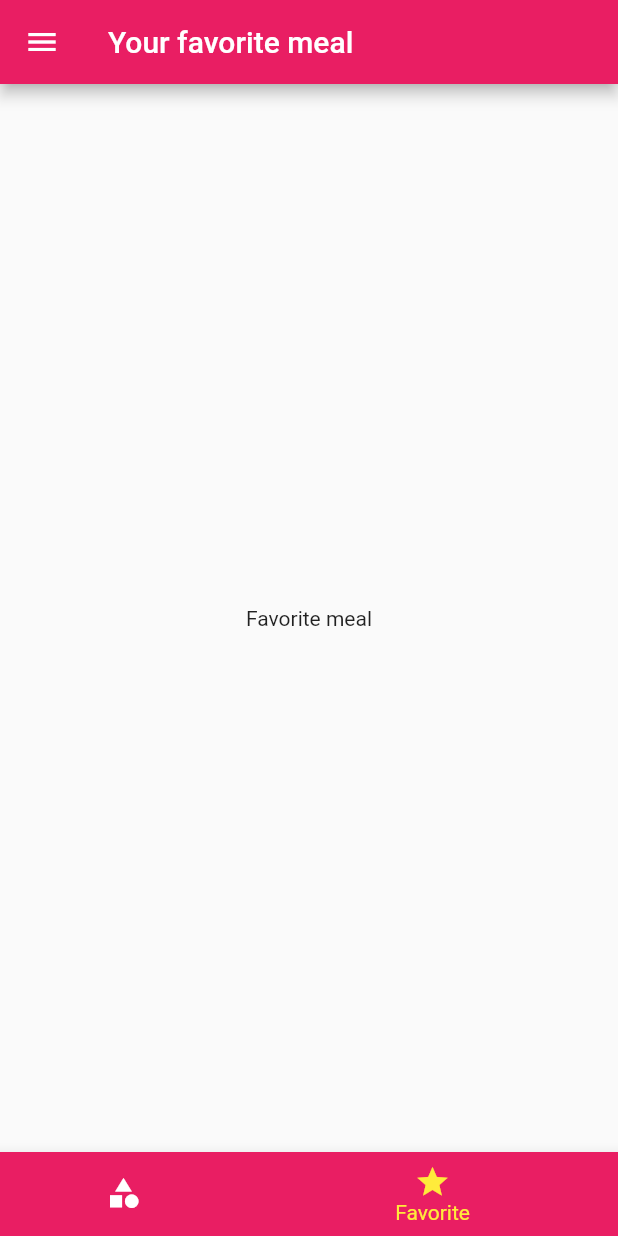
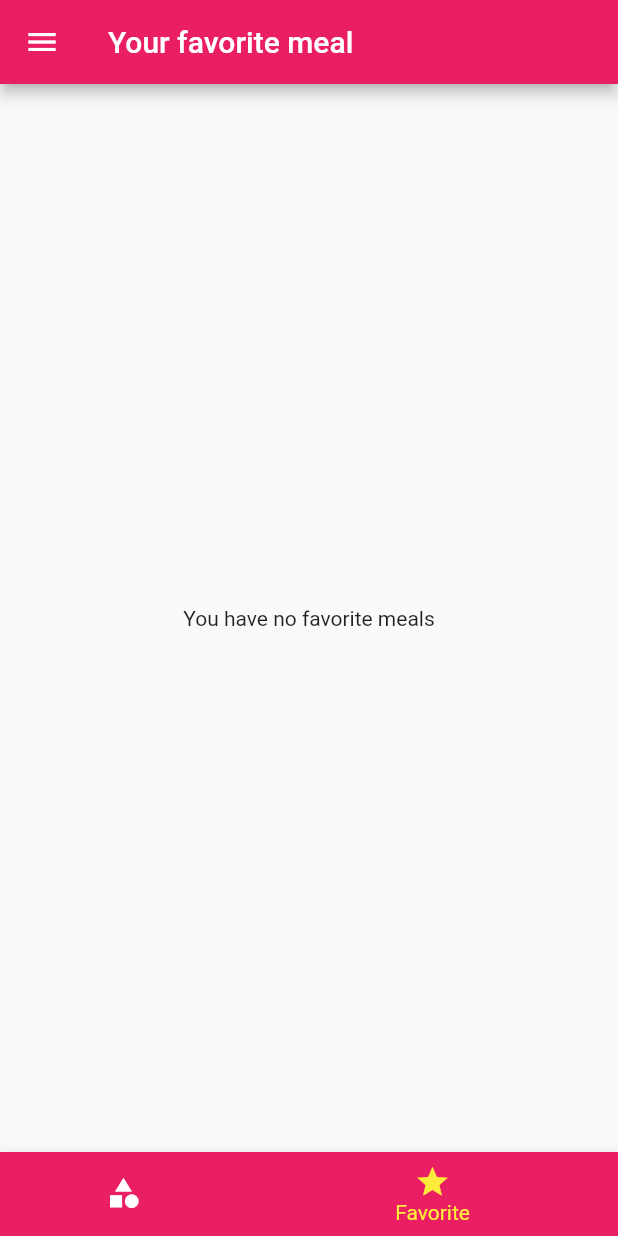
Before and after one commit to mydigita/flutter-recipe-app, a Flutter app: the screen it shows after launch, item 2 of the bottom bar chosen, on a phone screen of 412 x 824 dp. Run offline on Flutter 3.47's test engine with Material 2 defaults, Android fonts, the phone set to English and light mode, and no system bars.

```diff
--- a/lib/main.dart
+++ b/lib/main.dart
@@ -5,7 +5,7 @@ import './screens/tabs_screen.dart';
 import './screens/meal_detail_screen.dart';
 import './screens/category_meals_screen.dart';
 import './screens/categories_screen.dart';
-import 'models/meal_model.dart';
+import './models/meal_model.dart';
 
 void main() {
   runApp(const MyApp());
@@ -27,6 +27,7 @@ class _MyAppState extends State<MyApp> {
   };
 
   List<Meal> _availableMeals = listOfMeals;
+  final List<Meal> _favoriteMeals = [];
 
   void _setFilters(Map<String, bool> filterData) {
     setState(() {
@@ -49,6 +50,25 @@ class _MyAppState extends State<MyApp> {
     });
   }
 
+  void _toggleFavorite(String mealId) {
+    final existingIndex =
+        _favoriteMeals.indexWhere((meal) => meal.id == mealId);
+
+    if (existingIndex >= 0) {
+      setState(() {
+        _favoriteMeals.removeAt(existingIndex);
+      });
+    } else {
+      setState(() {
+        _favoriteMeals.add(listOfMeals.firstWhere((meal) => meal.id == mealId));
+      });
+    }
+  }
+
+  bool _isMealFavorite(String id) {
+    return _favoriteMeals.any((meal) => meal.id == id);
+  }
+
   @override
   Widget build(BuildContext context) {
     return MaterialApp(
@@ -56,10 +76,13 @@ class _MyAppState extends State<MyApp> {
       theme: ThemeData(primarySwatch: Colors.pink),
       initialRoute: '/',
       routes: {
-        '/': (context) => const TabScreen(),
+        '/': (context) => TabScreen(
+              favoriteMeals: _favoriteMeals,
+            ),
         CategoryMealsScreen.routeName: (context) =>
             CategoryMealsScreen(availableMeals: _availableMeals),
-        MealDetailScreen.routeName: (context) => const MealDetailScreen(),
+        MealDetailScreen.routeName: (context) => MealDetailScreen(
+            toggleFavorite: _toggleFavorite, isFavorite: _isMealFavorite),
         FilterScreen.routeName: (context) => FilterScreen(
               currentFilters: _filters,
               saveFilters: _setFilters,
--- a/lib/screens/category_meals_screen.dart
+++ b/lib/screens/category_meals_screen.dart
@@ -39,12 +39,6 @@ class _CategoryMealsScreenState extends State<CategoryMealsScreen> {
     super.didChangeDependencies();
   }
 
-  void _removeMeal(String mealId) {
-    setState(() {
-      displayedMeals.removeWhere((meal) => meal.id == mealId);
-    });
-  }
-
   @override
   Widget build(BuildContext context) {
     return Scaffold(
@@ -63,7 +57,6 @@ class _CategoryMealsScreenState extends State<CategoryMealsScreen> {
               duration: displayedMeals[index].duration,
               complexity: displayedMeals[index].complexity,
               affordability: displayedMeals[index].affordability,
-              removeItem: _removeMeal,
             );
           },
         ),
--- a/lib/screens/favorite_screen.dart
+++ b/lib/screens/favorite_screen.dart
@@ -1,12 +1,31 @@
 import 'package:flutter/material.dart';
+import '../models/meal_model.dart';
+import '../widgets/meal_item.dart';
 
 class FavoriteScreen extends StatelessWidget {
-  const FavoriteScreen({super.key});
+  final List<Meal> favoriteMeals;
+  const FavoriteScreen({super.key, required this.favoriteMeals});
 
   @override
   Widget build(BuildContext context) {
-    return const Center(
-      child: Text('Favorite meal'),
-    );
+    if (favoriteMeals.isEmpty) {
+      return const Center(
+        child: Text('You have no favorite meals'),
+      );
+    } else {
+      return ListView.builder(
+        itemCount: favoriteMeals.length,
+        itemBuilder: (ctx, index) {
+          return MealItem(
+            id: favoriteMeals[index].id,
+            title: favoriteMeals[index].title,
+            imageUrl: favoriteMeals[index].imageUrl,
+            duration: favoriteMeals[index].duration,
+            complexity: favoriteMeals[index].complexity,
+            affordability: favoriteMeals[index].affordability,
+          );
+        },
+      );
+    }
   }
 }
--- a/lib/screens/tabs_screen.dart
+++ b/lib/screens/tabs_screen.dart
@@ -2,26 +2,35 @@ import 'package:flutter/material.dart';
 import '../widgets/main_drawer.dart';
 import '../screens/categories_screen.dart';
 import '../screens/favorite_screen.dart';
+import '../models/meal_model.dart';
 
 class TabScreen extends StatefulWidget {
-  const TabScreen({super.key});
+  final List<Meal> favoriteMeals;
+  const TabScreen({super.key, required this.favoriteMeals});
 
   @override
   State<TabScreen> createState() => _TabScreenState();
 }
 
 class _TabScreenState extends State<TabScreen> {
-  final List<Map<String, dynamic>> _pages = [
+  late List<Map<String, Object>> _pages;
+
+  int _selectedPageIndex = 0;
+  @override
+  void initState() {
+    _pages = [
       {
         'page': const CategoriesScreen(),
         'title': 'Categories',
       },
       {
-      'page': const FavoriteScreen(),
+        'page': FavoriteScreen(favoriteMeals: widget.favoriteMeals),
         'title': 'Your favorite meal',
       },
     ];
-  int _selectedPageIndex = 0;
+    super.initState();
+  }
+
   void _selectPage(int index) {
     setState(() {
       _selectedPageIndex = index;
@@ -32,10 +41,10 @@ class _TabScreenState extends State<TabScreen> {
   Widget build(BuildContext context) {
     return Scaffold(
       appBar: AppBar(
-        title: Text(_pages[_selectedPageIndex]['title']),
+        title: Text(_pages[_selectedPageIndex]['title'].toString()),
       ),
       drawer: const MainDrawer(),
-      body: _pages[_selectedPageIndex]['page'],
+      body: _pages[_selectedPageIndex]['page'] as Widget,
       bottomNavigationBar: BottomNavigationBar(
         onTap: _selectPage,
         unselectedItemColor: Colors.white,
```
Also changed, not shown: lib/screens/meal_detail_screen.dart (+8 -6 lines), lib/widgets/meal_item.dart (+1 -11 lines). Lines whose indentation alone changed are shown as unchanged.
